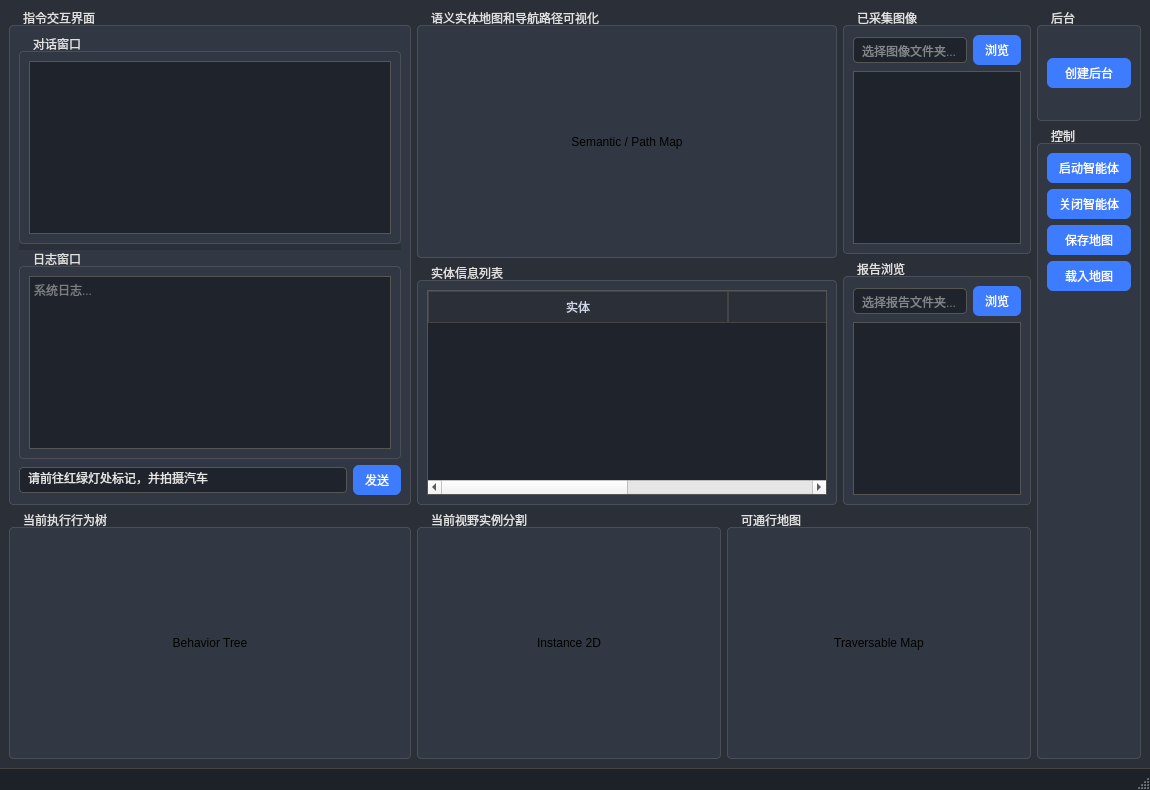
Qt form app/window.ui (xyyandhtl/EmbodiedGenAgent) before a commit.
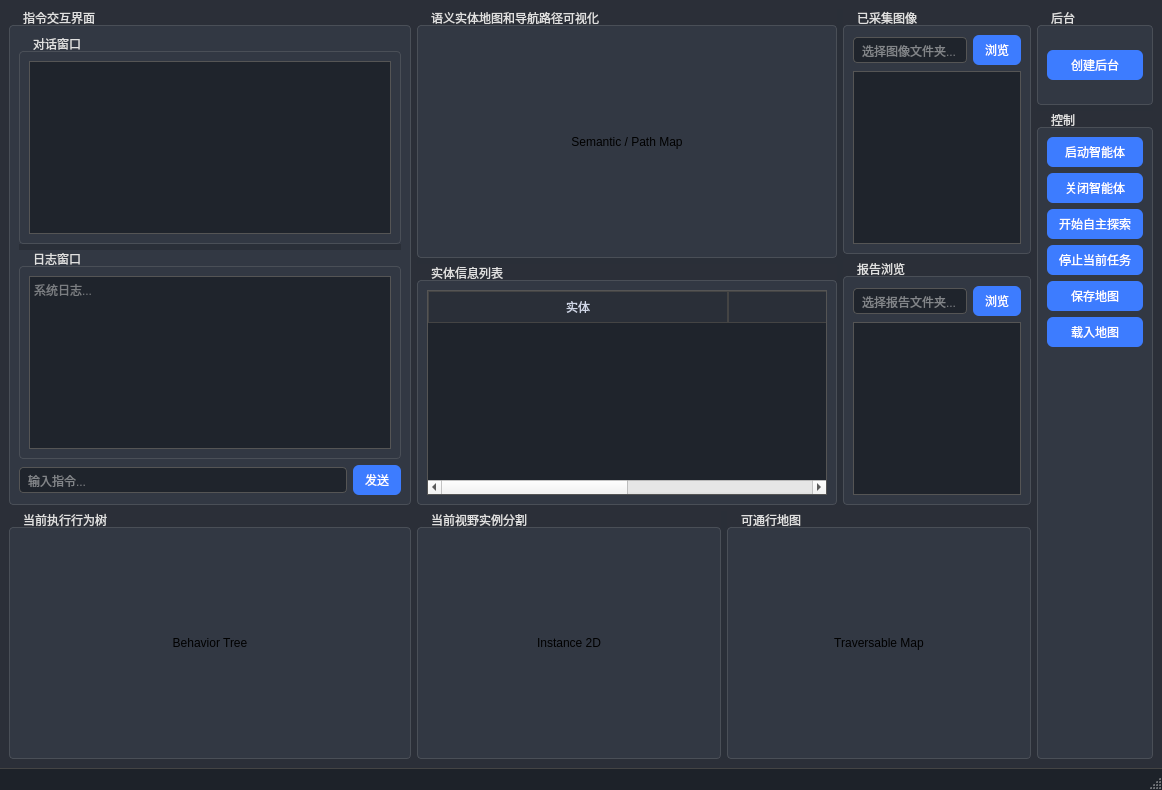
The same form after that commit.

Commit message: add self-explore button and logic

```diff
--- a/app/window.ui
+++ b/app/window.ui
@@ -178,7 +178,7 @@
          <item>
           <widget class="QLineEdit" name="instructionEdit">
            <property name="text">
-            <string>请前往红绿灯处标记，并拍摄汽车</string>
+            <string></string>
            </property>
            <property name="placeholderText">
             <string>输入指令...</string>
@@ -508,6 +508,19 @@
           <property name="text"><string>关闭智能体</string></property>
          </widget>
         </item>
+
+        <!-- 探索控制 -->
+        <item>
+         <widget class="QPushButton" name="startExploreBtn">
+          <property name="text"><string>开始自主探索</string></property>
+         </widget>
+        </item>
+        <item>
+         <widget class="QPushButton" name="stopExploreBtn">
+          <property name="text"><string>停止当前任务</string></property>
+         </widget>
+        </item>
+
         <item>
          <widget class="QPushButton" name="saveMapBtn">
           <property name="text"><string>保存地图</string></property>
```
The commit also changes 14 other files.
